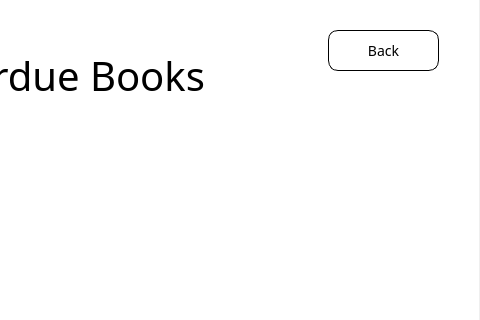
jandrealyn/LibraryQtSystem, file NewWindowChur/adminoverdue.ui: the form before one commit; both pictures show x 322 to 802 and y 0 to 320 of the 802 by 559 pixel window.
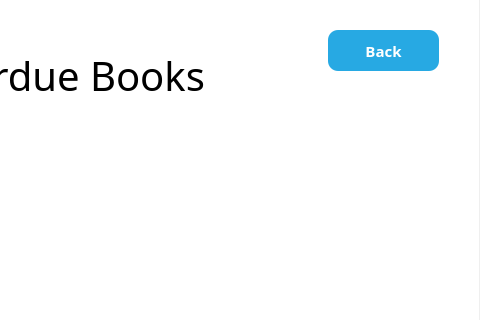
The form after the commit. Icons and pictures are not drawn.

Patch:
```diff
--- a/NewWindowChur/adminoverdue.ui
+++ b/NewWindowChur/adminoverdue.ui
@@ -86,19 +86,28 @@
      </rect>
     </property>
     <property name="styleSheet">
-     <string notr="true">background-color: rgb(255, 255, 255);
+     <string notr="true">*{
+font-family: Century Gothic, sans-serif;
+font-size: 15px;
+}
 
-border-width: 1px;
-
-border-color: black;
-
-border-radius: 10px;
-
+QPushButton{
+color: white;
+padding: 10px;
+background: #27a9e3;
 border-style: outset;
+border-radius: 10px;
+font: bold;
+}
+QPushButton::pressed{
+background-color: rgb(216, 150, 90);
+border-style: inset;
+}
 
-font: 14px;
-
-padding:2px;</string>
+QPushButton::hover {
+background-color: #59c7f7;
+}
+</string>
     </property>
     <property name="text">
      <string>Back</string>
```
